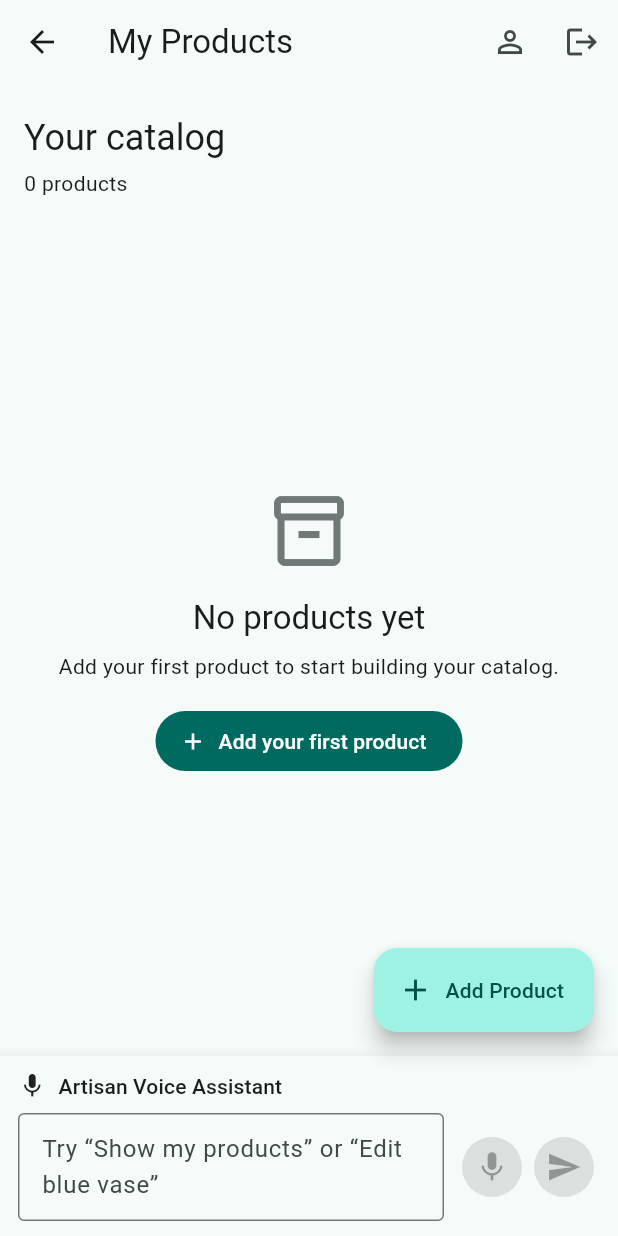
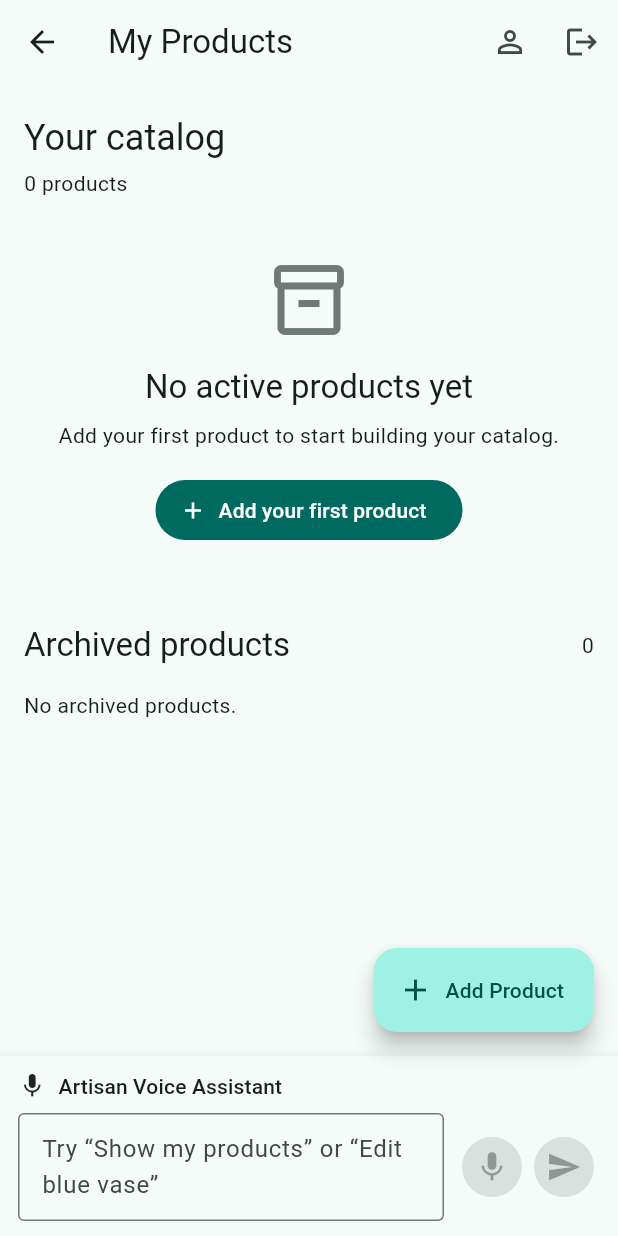
Before and after one commit to codingPurnima/marketing_companion, a Flutter app: the HomeScreen screen opened directly with empty values, on a phone screen of 412 x 824 dp. Run offline on Flutter 3.47's test engine with Material 3 defaults, Android fonts, the phone set to English and light mode, and no system bars; our stand-ins replace flutter_tts, image_picker, share_plus, speech_to_text, supabase_flutter; accounts and stored records are empty; network calls fail.

Commit message:
fix: view archived products on home screen

```diff
--- a/marketing_companion_frontend/lib/screens/home_screen.dart
+++ b/marketing_companion_frontend/lib/screens/home_screen.dart
@@ -21,6 +21,10 @@ class HomeScreen extends StatelessWidget {
   final VoidCallback onStopListening;
   final VoidCallback onVoiceCommand;
 
+  final List<dynamic> archivedProducts;
+final ValueChanged<String> onRepublishArchived;
+
+
   const HomeScreen({
     super.key,
     required this.products,
@@ -39,6 +43,8 @@ class HomeScreen extends StatelessWidget {
     required this.onStopListening,
     required this.onVoiceCommand,
     required this.speechMessage,
+    required this.archivedProducts,
+    required this.onRepublishArchived,
   });
 
   @override
@@ -102,13 +108,10 @@ class HomeScreen extends StatelessWidget {
               ),
             ),
             if (products.isEmpty)
-              SliverFillRemaining(
-                hasScrollBody: false,
-                child: Center(
+  SliverToBoxAdapter(
     child: Padding(
       padding: const EdgeInsets.all(32),
       child: Column(
-                      mainAxisSize: MainAxisSize.min,
         children: [
           Icon(
             Icons.inventory_2_outlined,
@@ -117,7 +120,7 @@ class HomeScreen extends StatelessWidget {
           ),
           const SizedBox(height: 16),
           Text(
-                          'No products yet',
+            'No active products yet',
             style: Theme.of(context).textTheme.titleLarge,
           ),
           const SizedBox(height: 8),
@@ -134,13 +137,13 @@ class HomeScreen extends StatelessWidget {
         ],
       ),
     ),
-                ),
   )
 else
   SliverPadding(
-                padding: const EdgeInsets.fromLTRB(12, 8, 12, 100),
+    padding: const EdgeInsets.fromLTRB(12, 8, 12, 16),
     sliver: SliverList(
-                  delegate: SliverChildBuilderDelegate((context, index) {
+      delegate: SliverChildBuilderDelegate(
+        (context, index) {
           final product = Map<String, dynamic>.from(
             products[index] as Map,
           );
@@ -148,13 +151,14 @@ class HomeScreen extends StatelessWidget {
           final productId = product['id']?.toString();
           final title =
               product['title']?.toString() ?? 'Untitled product';
-                    final category = product['category']?.toString() ?? 'Other';
-                    final status = product['status']?.toString() ?? 'draft';
+          final category =
+              product['category']?.toString() ?? 'Other';
+          final status =
+              product['status']?.toString() ?? 'draft';
           final price = product['price'] ?? product['price_inr'];
 
-                    final imageUrl = productId == null
-                        ? null
-                        : imageUrls[productId];
+          final imageUrl =
+              productId == null ? null : imageUrls[productId];
 
           return Card(
             margin: const EdgeInsets.symmetric(
@@ -204,7 +208,84 @@ class HomeScreen extends StatelessWidget {
               trailing: const Icon(Icons.chevron_right),
             ),
           );
-                  }, childCount: products.length),
+        },
+        childCount: products.length,
+      ),
+    ),
+  ),
+
+SliverPadding(
+  padding: const EdgeInsets.fromLTRB(16, 20, 16, 8),
+  sliver: SliverToBoxAdapter(
+    child: Row(
+      children: [
+        Expanded(
+          child: Text(
+            'Archived products',
+            style: Theme.of(context).textTheme.titleLarge,
+          ),
+        ),
+        Text(
+          '${archivedProducts.length}',
+          style: Theme.of(context).textTheme.bodyMedium,
+        ),
+      ],
+    ),
+  ),
+),
+
+if (archivedProducts.isEmpty)
+  SliverToBoxAdapter(
+    child: Padding(
+      padding: const EdgeInsets.fromLTRB(16, 8, 16, 24),
+      child: Text(
+        'No archived products.',
+        style: Theme.of(context).textTheme.bodyMedium,
+      ),
+    ),
+  )
+else
+  SliverPadding(
+    padding: const EdgeInsets.fromLTRB(12, 4, 12, 100),
+    sliver: SliverList(
+      delegate: SliverChildBuilderDelegate(
+        (context, index) {
+          final product = Map<String, dynamic>.from(
+            archivedProducts[index] as Map,
+          );
+
+          final title =
+              product['title']?.toString() ?? 'Untitled product';
+          final category =
+              product['category']?.toString() ?? 'Other';
+          final price = product['price'] ?? product['price_inr'];
+          final productId = product['id']?.toString();
+
+          return Card(
+            margin: const EdgeInsets.symmetric(
+              horizontal: 4,
+              vertical: 5,
+            ),
+            child: ListTile(
+              contentPadding: const EdgeInsets.symmetric(
+                horizontal: 16,
+                vertical: 8,
+              ),
+              title: Text(title),
+              subtitle: Text(
+                '$category · ${price == null ? 'Price not set' : '₹$price'}',
+              ),
+              trailing: TextButton(
+                onPressed: loading || productId == null
+                    ? null
+                    : ()=> onRepublishArchived(productId),
+                child: const Text('Republish'),
+              ),
+            ),
+          );
+        },
+        childCount: archivedProducts.length,
+      ),
     ),
   ),
             ],
```
Lines whose indentation alone changed are shown as unchanged.
